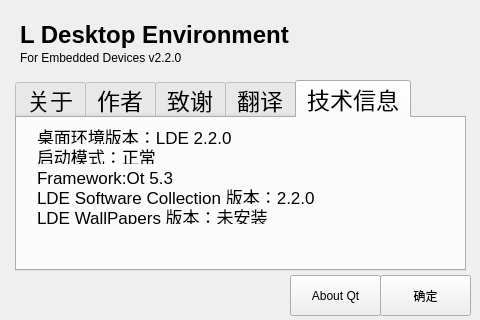
This is src/ldeabout/widget.ui in xuzhuoyi/LDE-Embedded as Qt 5 draws it before an edit. The edited form follows.
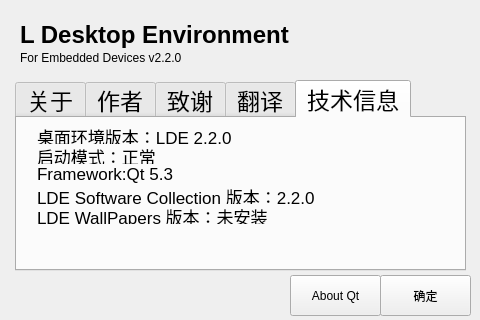
This is the edited form. The open tabs and pages were chosen to show the change.

Diff of the .ui file:
```diff
--- a/src/ldeabout/widget.ui
+++ b/src/ldeabout/widget.ui
@@ -287,9 +287,9 @@
      <property name="geometry">
       <rect>
        <x>20</x>
-       <y>50</y>
+       <y>46</y>
        <width>341</width>
-       <height>16</height>
+       <height>20</height>
       </rect>
      </property>
      <property name="font">
```
Left out of the diff: 2 changed lines with no effect on the pictures.
